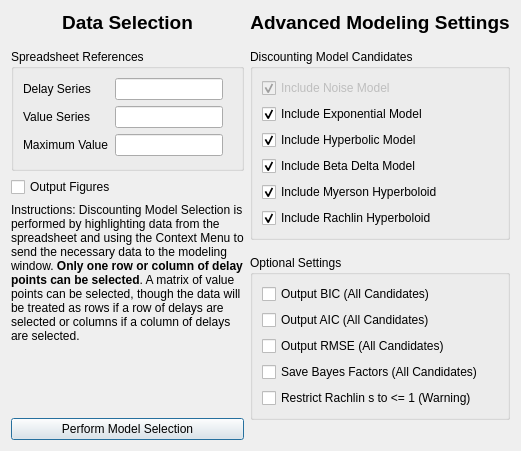
First picture: the form in discountingmodelselectioned50dialog.ui, repository miyamot0/ModelSelectorQt, before the edit.
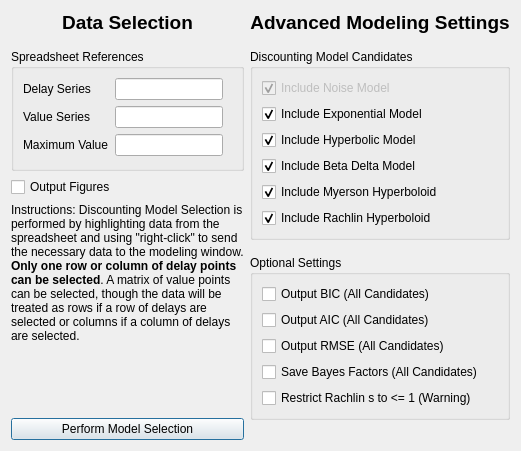
Second picture: the form after the edit.

```diff
--- a/discountingmodelselectioned50dialog.ui
+++ b/discountingmodelselectioned50dialog.ui
@@ -167,7 +167,7 @@
           </sizepolicy>
          </property>
          <property name="text">
-          <string>&lt;html&gt;&lt;head/&gt;&lt;body&gt;&lt;p&gt;Instructions: Discounting Model Selection is performed by highlighting data from the spreadsheet and using the Context Menu to send the necessary data to the modeling window. &lt;span style=&quot; font-weight:600;&quot;&gt;Only one row or column of delay points can be selected&lt;/span&gt;. A matrix of value points can be selected, though the data will be treated as rows if a row of delays are selected or columns if a column of delays are selected. &lt;/p&gt;&lt;/body&gt;&lt;/html&gt;</string>
+          <string>&lt;html&gt;&lt;head/&gt;&lt;body&gt;&lt;p&gt;Instructions: Discounting Model Selection is performed by highlighting data from the spreadsheet and using &amp;quot;right-click&amp;quot; to send the necessary data to the modeling window. &lt;span style=&quot; font-weight:600;&quot;&gt;Only one row or column of delay points can be selected&lt;/span&gt;. A matrix of value points can be selected, though the data will be treated as rows if a row of delays are selected or columns if a column of delays are selected. &lt;/p&gt;&lt;/body&gt;&lt;/html&gt;</string>
          </property>
          <property name="textFormat">
           <enum>Qt::RichText</enum>
```
